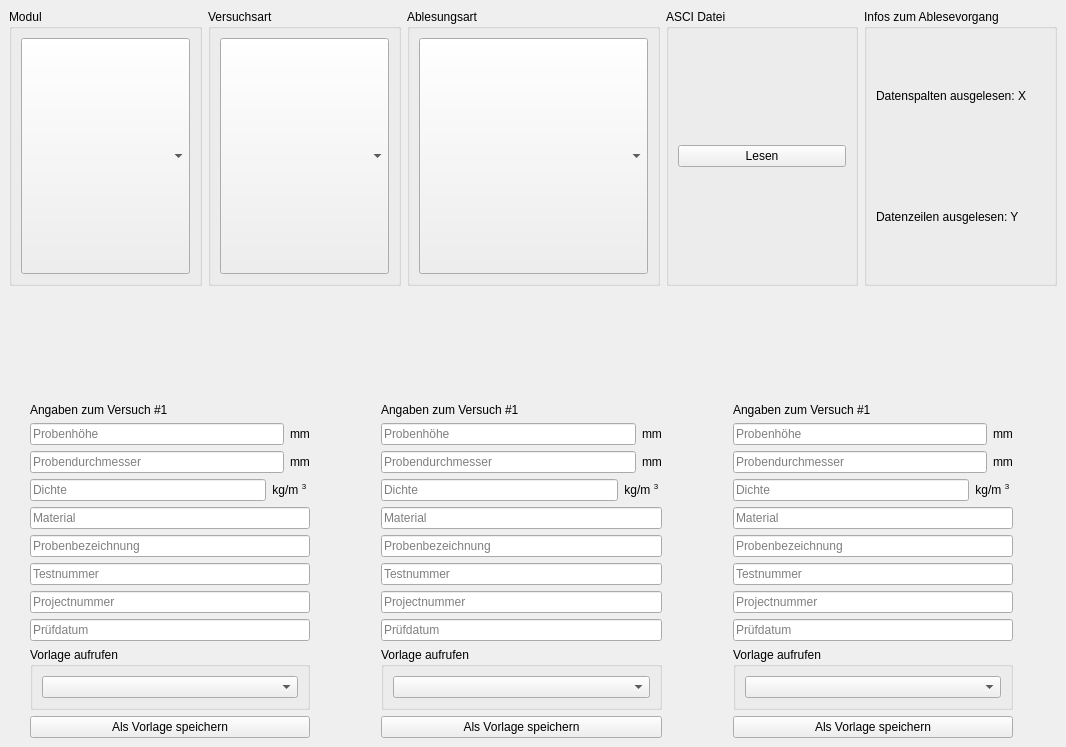
The window that frontend.ui (iince98/Startup) describes before a commit, drawn with Qt 5.
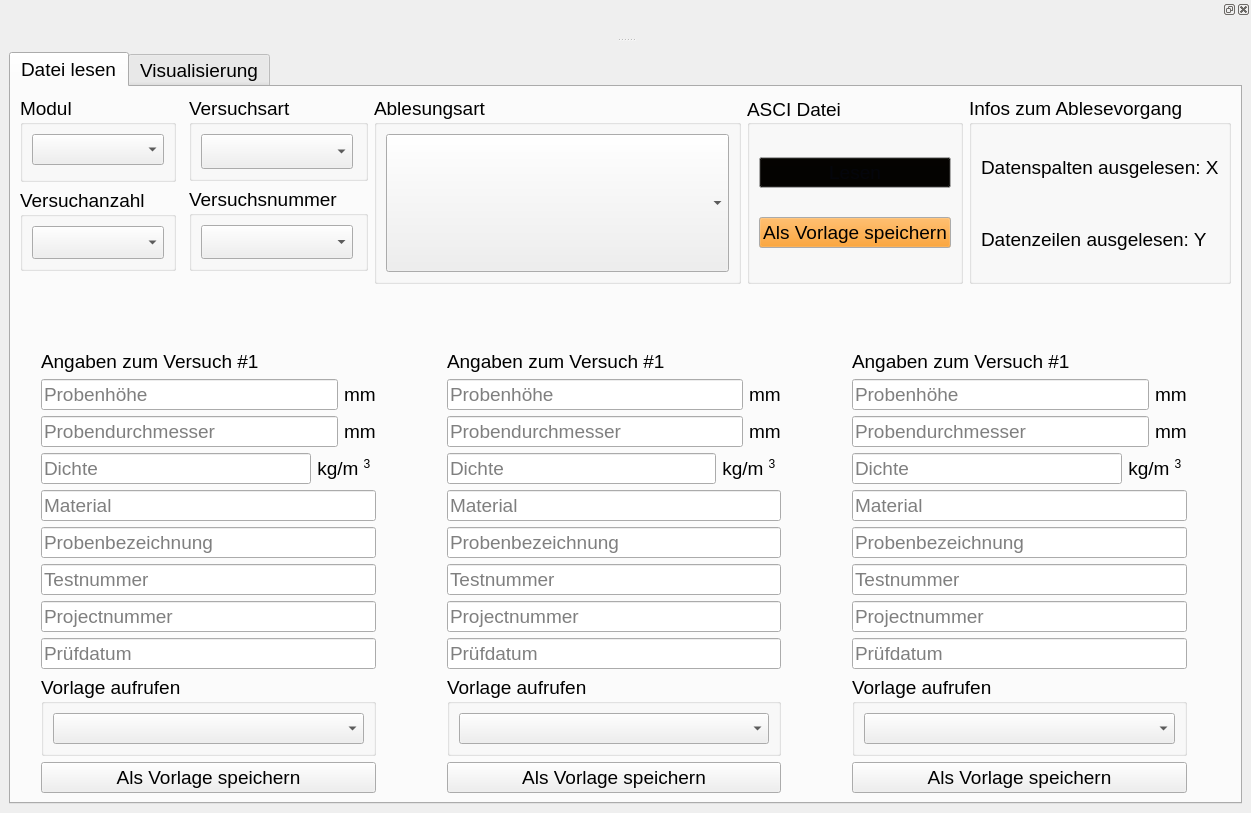
The same window after the commit. The open tabs and pages were chosen to show the change.

Patch:
```diff
--- a/frontend.ui
+++ b/frontend.ui
@@ -6,8 +6,8 @@
    <rect>
     <x>0</x>
     <y>0</y>
-    <width>1066</width>
-    <height>747</height>
+    <width>1063</width>
+    <height>771</height>
    </rect>
   </property>
   <property name="windowTitle">
@@ -16,20 +16,65 @@
   <widget class="QWidget" name="centralwidget">
    <layout class="QVBoxLayout" name="verticalLayout_5">
     <item>
+     <widget class="QTabWidget" name="tabWidget">
+      <property name="sizePolicy">
+       <sizepolicy hsizetype="Preferred" vsizetype="Preferred">
+        <horstretch>0</horstretch>
+        <verstretch>0</verstretch>
+       </sizepolicy>
+      </property>
+      <property name="font">
+       <font>
+        <pointsize>14</pointsize>
+       </font>
+      </property>
+      <property name="tabPosition">
+       <enum>QTabWidget::North</enum>
+      </property>
+      <property name="currentIndex">
+       <number>1</number>
+      </property>
+      <widget class="QWidget" name="tab">
+       <attribute name="title">
+        <string>Datei lesen</string>
+       </attribute>
+       <layout class="QVBoxLayout" name="verticalLayout_2">
+        <item>
      <layout class="QHBoxLayout" name="horizontalLayout">
       <property name="bottomMargin">
-       <number>60</number>
+           <number>10</number>
       </property>
       <item>
        <layout class="QVBoxLayout" name="vl_modul">
+            <property name="rightMargin">
+             <number>7</number>
+            </property>
+            <property name="bottomMargin">
+             <number>13</number>
+            </property>
         <item>
          <widget class="QGroupBox" name="gb_modul">
+              <property name="enabled">
+               <bool>true</bool>
+              </property>
+              <property name="sizePolicy">
+               <sizepolicy hsizetype="Preferred" vsizetype="Preferred">
+                <horstretch>0</horstretch>
+                <verstretch>0</verstretch>
+               </sizepolicy>
+              </property>
           <property name="title">
            <string>Modul</string>
           </property>
           <layout class="QVBoxLayout" name="verticalLayout_3">
+               <property name="bottomMargin">
+                <number>14</number>
+               </property>
            <item>
             <widget class="QComboBox" name="cb_modul">
+                 <property name="enabled">
+                  <bool>true</bool>
+                 </property>
              <property name="sizePolicy">
               <sizepolicy hsizetype="Preferred" vsizetype="Preferred">
                <horstretch>0</horstretch>
@@ -70,16 +115,53 @@
           </layout>
          </widget>
         </item>
+            <item>
+             <widget class="QGroupBox" name="gb_modul_4">
+              <property name="title">
+               <string>Versuchanzahl</string>
+              </property>
+              <layout class="QVBoxLayout" name="verticalLayout_4">
+               <item>
+                <widget class="QComboBox" name="cb_modul_4">
+                 <property name="enabled">
+                  <bool>true</bool>
+                 </property>
+                 <property name="sizePolicy">
+                  <sizepolicy hsizetype="Preferred" vsizetype="Preferred">
+                   <horstretch>0</horstretch>
+                   <verstretch>0</verstretch>
+                  </sizepolicy>
+                 </property>
+                 <property name="currentText">
+                  <string>Wähle</string>
+                 </property>
+                 <property name="currentIndex">
+                  <number>-1</number>
+                 </property>
+                 <property name="placeholderText">
+                  <string>Wähle</string>
+                 </property>
+                </widget>
+               </item>
+              </layout>
+             </widget>
+            </item>
        </layout>
       </item>
       <item>
        <layout class="QVBoxLayout" name="vl_versuchart">
+            <property name="bottomMargin">
+             <number>13</number>
+            </property>
         <item>
          <widget class="QGroupBox" name="gb_versuchart">
           <property name="title">
            <string>Versuchsart</string>
           </property>
           <layout class="QVBoxLayout" name="verticalLayout_14">
+               <property name="rightMargin">
+                <number>12</number>
+               </property>
            <item>
             <widget class="QComboBox" name="cb_versuchart">
              <property name="sizePolicy">
@@ -112,8 +194,49 @@
           </layout>
          </widget>
         </item>
-       </layout>
-      </item>
+            <item>
+             <widget class="QGroupBox" name="gb_versuchart_2">
+              <property name="title">
+               <string>Versuchsnummer</string>
+              </property>
+              <layout class="QVBoxLayout" name="verticalLayout_15">
+               <property name="rightMargin">
+                <number>12</number>
+               </property>
+               <item>
+                <widget class="QComboBox" name="cb_versuchart_2">
+                 <property name="sizePolicy">
+                  <sizepolicy hsizetype="Preferred" vsizetype="Preferred">
+                   <horstretch>0</horstretch>
+                   <verstretch>0</verstretch>
+                  </sizepolicy>
+                 </property>
+                 <property name="currentText">
+                  <string>Wähle</string>
+                 </property>
+                 <property name="currentIndex">
+                  <number>-1</number>
+                 </property>
+                 <property name="placeholderText">
+                  <string>Wähle</string>
+                 </property>
+                 <item>
+                  <property name="text">
+                   <string>CU 17</string>
+                  </property>
+                 </item>
+                 <item>
+                  <property name="text">
+                   <string>UU 19</string>
+                  </property>
+                 </item>
+                </widget>
+               </item>
+              </layout>
+             </widget>
+            </item>
+           </layout>
+          </item>
       <item>
        <layout class="QVBoxLayout" name="vl_ablesungart">
         <item>
@@ -168,14 +291,131 @@
           <property name="title">
            <string>ASCI Datei</string>
           </property>
+              <property name="alignment">
+               <set>Qt::AlignLeading|Qt::AlignLeft|Qt::AlignVCenter</set>
+              </property>
+              <property name="flat">
+               <bool>false</bool>
+              </property>
+              <property name="checkable">
+               <bool>false</bool>
+              </property>
           <layout class="QVBoxLayout" name="verticalLayout_11">
            <item>
-            <widget class="QPushButton" name="btn_asc_lesen">
+                <widget class="QPushButton" name="btn_asc_lesen_2">
+                 <property name="palette">
+                  <palette>
+                   <active>
+                    <colorrole role="Button">
+                     <brush brushstyle="SolidPattern">
+                      <color alpha="62">
+                       <red>3</red>
+                       <green>2</green>
+                       <blue>0</blue>
+                      </color>
+                     </brush>
+                    </colorrole>
+                    <colorrole role="ButtonText">
+                     <brush brushstyle="SolidPattern">
+                      <color alpha="255">
+                       <red>4</red>
+                       <green>5</green>
+                       <blue>11</blue>
+                      </color>
+                     </brush>
+                    </colorrole>
+                   </active>
+                   <inactive>
+                    <colorrole role="Button">
+                     <brush brushstyle="SolidPattern">
+                      <color alpha="62">
+                       <red>3</red>
+                       <green>2</green>
+                       <blue>0</blue>
+                      </color>
+                     </brush>
+                    </colorrole>
+                    <colorrole role="ButtonText">
+                     <brush brushstyle="SolidPattern">
+                      <color alpha="255">
+                       <red>4</red>
+                       <green>5</green>
+                       <blue>11</blue>
+                      </color>
+                     </brush>
+                    </colorrole>
+                   </inactive>
+                   <disabled>
+                    <colorrole role="Button">
+                     <brush brushstyle="SolidPattern">
+                      <color alpha="62">
+                       <red>3</red>
+                       <green>2</green>
+                       <blue>0</blue>
+                      </color>
+                     </brush>
+                    </colorrole>
+                    <colorrole role="ButtonText">
+                     <brush brushstyle="SolidPattern">
+                      <color alpha="63">
+                       <red>0</red>
+                       <green>0</green>
+                       <blue>0</blue>
+                      </color>
+                     </brush>
+                    </colorrole>
+                   </disabled>
+                  </palette>
+                 </property>
              <property name="text">
               <string>Lesen</string>
              </property>
             </widget>
            </item>
+               <item>
+                <widget class="QPushButton" name="btn_asc_lesen">
+                 <property name="palette">
+                  <palette>
+                   <active>
+                    <colorrole role="Button">
+                     <brush brushstyle="SolidPattern">
+                      <color alpha="255">
+                       <red>251</red>
+                       <green>142</green>
+                       <blue>0</blue>
+                      </color>
+                     </brush>
+                    </colorrole>
+                   </active>
+                   <inactive>
+                    <colorrole role="Button">
+                     <brush brushstyle="SolidPattern">
+                      <color alpha="255">
+                       <red>251</red>
+                       <green>142</green>
+                       <blue>0</blue>
+                      </color>
+                     </brush>
+                    </colorrole>
+                   </inactive>
+                   <disabled>
+                    <colorrole role="Button">
+                     <brush brushstyle="SolidPattern">
+                      <color alpha="255">
+                       <red>251</red>
+                       <green>142</green>
+                       <blue>0</blue>
+                      </color>
+                     </brush>
+                    </colorrole>
+                   </disabled>
+                  </palette>
+                 </property>
+                 <property name="text">
+                  <string>Als Vorlage speichern</string>
+                 </property>
+                </widget>
+               </item>
           </layout>
          </widget>
         </item>
@@ -307,6 +547,7 @@
            <widget class="QLabel" name="label_20">
             <property name="font">
              <font>
+                  <pointsize>14</pointsize>
               <underline>false</underline>
               <strikeout>false</strikeout>
               <kerning>true</kerning>
@@ -503,6 +744,7 @@
            <widget class="QLabel" name="label_24">
             <property name="font">
              <font>
+                  <pointsize>14</pointsize>
               <underline>false</underline>
               <strikeout>false</strikeout>
               <kerning>true</kerning>
@@ -699,6 +941,7 @@
            <widget class="QLabel" name="label_44">
             <property name="font">
              <font>
+                  <pointsize>14</pointsize>
               <underline>false</underline>
               <strikeout>false</strikeout>
               <kerning>true</kerning>
@@ -825,6 +1068,79 @@
      </layout>
     </item>
    </layout>
+      </widget>
+      <widget class="QWidget" name="tab_2">
+       <property name="font">
+        <font>
+         <pointsize>14</pointsize>
+        </font>
+       </property>
+       <attribute name="title">
+        <string>Visualisierung</string>
+       </attribute>
+       <layout class="QGridLayout" name="gridLayout_2">
+        <item row="0" column="0">
+         <widget class="QTableWidget" name="tableWidget">
+          <property name="sizePolicy">
+           <sizepolicy hsizetype="Preferred" vsizetype="Preferred">
+            <horstretch>0</horstretch>
+            <verstretch>0</verstretch>
+           </sizepolicy>
+          </property>
+          <property name="frameShape">
+           <enum>QFrame::WinPanel</enum>
+          </property>
+          <property name="frameShadow">
+           <enum>QFrame::Raised</enum>
+          </property>
+          <property name="lineWidth">
+           <number>4</number>
+          </property>
+          <property name="midLineWidth">
+           <number>7</number>
+          </property>
+         </widget>
+        </item>
+       </layout>
+      </widget>
+     </widget>
+    </item>
+   </layout>
+  </widget>
+  <widget class="QDockWidget" name="dockWidget_3">
+   <attribute name="dockWidgetArea">
+    <number>4</number>
+   </attribute>
+   <widget class="QWidget" name="dockWidgetContents_3">
+    <layout class="QGridLayout" name="gridLayout">
+     <item row="0" column="0">
+      <widget class="QStackedWidget" name="stackedWidget">
+       <property name="currentIndex">
+        <number>0</number>
+       </property>
+       <widget class="QWidget" name="page">
+        <property name="layoutDirection">
+         <enum>Qt::LeftToRight</enum>
+        </property>
+        <widget class="QPushButton" name="pushButton_3">
+         <property name="geometry">
+          <rect>
+           <x>60</x>
+           <y>0</y>
+           <width>1051</width>
+           <height>16</height>
+          </rect>
+         </property>
+         <property name="text">
+          <string>PushButton</string>
+         </property>
+        </widget>
+       </widget>
+       <widget class="QWidget" name="page_2"/>
+      </widget>
+     </item>
+    </layout>
+   </widget>
   </widget>
   <action name="actionOpen">
    <property name="text">
```
Left out of the diff: 8 changed lines with no effect on the pictures. Lines whose indentation alone changed are shown as unchanged.
